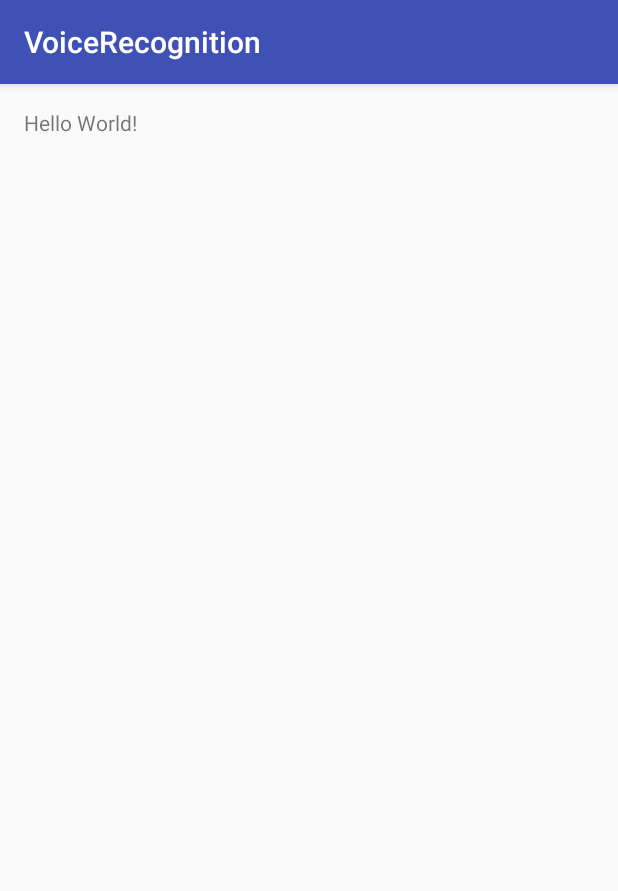
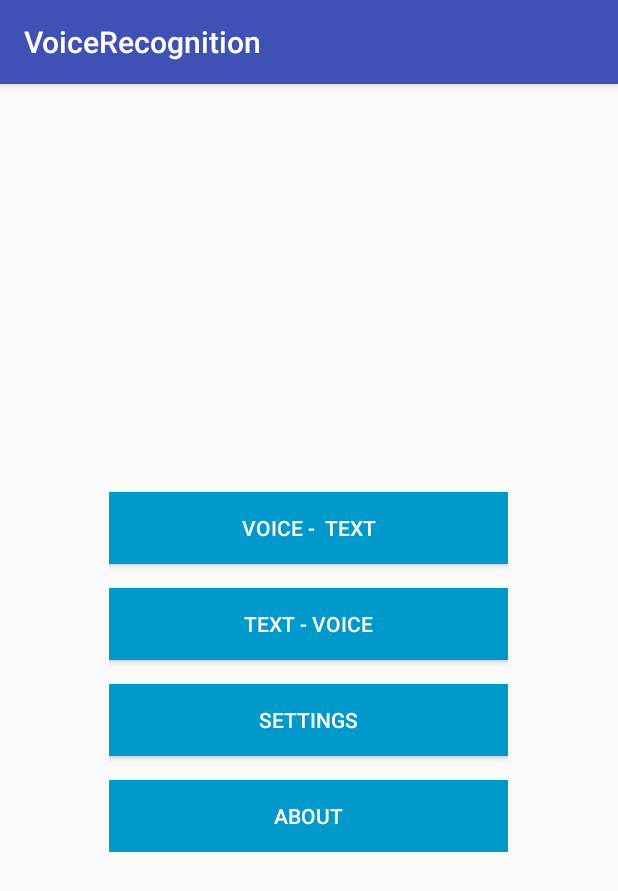
Before and after one commit to IonutBoicu/Voice-Recognition-Ubis, an Android app: the screen it shows after launch (MainMenuActivity), on a phone screen of 412 x 824 dp. Shown: the top 891 px of the screen. Run offline under Robolectric (Android 15) with nearby library versions, the light colour scheme and no system bars.

Commit message:
designed menu
added buttons on main menu

```diff
--- a/VoiceRecognition/app/src/main/res/layout/activity_main_menu.xml
+++ b/VoiceRecognition/app/src/main/res/layout/activity_main_menu.xml
@@ -9,8 +9,80 @@
     android:paddingTop="@dimen/activity_vertical_margin"
     tools:context="unicredit.voicerecognition.MainMenuActivity">
 
-    <TextView
-        android:layout_width="wrap_content"
-        android:layout_height="wrap_content"
-        android:text="Hello World!" />
+    <LinearLayout xmlns:android="http://schemas.android.com/apk/res/android"
+        android:layout_width="fill_parent" android:layout_height="fill_parent"
+        android:id="@+id/layoutContainer" android:orientation="horizontal">
+        <RelativeLayout
+            android:layout_width="0dip"
+            android:layout_height="fill_parent"
+            android:layout_weight="0.15">
+        </RelativeLayout>
+        <RelativeLayout
+            android:layout_width="0dip"
+            android:layout_height="fill_parent"
+            android:layout_weight="0.7">
+
+            <!-- This is the part that's 70% of the total width. I'm inserting a LinearLayout and buttons.-->
+            <LinearLayout
+                android:layout_width="fill_parent"
+                android:layout_height="wrap_content"
+                android:layout_centerInParent="true"
+                android:orientation="vertical">
+
+                <Button
+                    android:layout_width="fill_parent"
+                    android:layout_height="wrap_content"
+                    android:background="@android:color/holo_blue_dark"
+                    android:textColor="@android:color/white"
+                    android:shadowColor="@android:color/holo_blue_light"
+                    android:id="@+id/button1"
+                    android:text="Voice -  Text"
+                    android:layout_marginTop="@dimen/activity_vertical_margin"
+                    android:layout_marginBottom="@dimen/activity_vertical_margin"
+                    />
+
+                <Button
+                    android:layout_width="fill_parent"
+                    android:layout_height="wrap_content"
+                    android:text="Text - Voice"
+                    android:id="@+id/button2"
+                    android:background="@android:color/holo_blue_dark"
+                    android:textColor="@android:color/white"
+                    android:shadowColor="@android:color/holo_blue_light"
+                    android:layout_marginBottom="@dimen/activity_vertical_margin"
+                    />
+
+                <Button
+                    android:layout_width="fill_parent"
+                    android:layout_height="wrap_content"
+                    android:text="Settings"
+                    android:id="@+id/button3"
+                    android:background="@android:color/holo_blue_dark"
+                    android:textColor="@android:color/white"
+                    android:shadowColor="@android:color/holo_blue_light"
+                    android:layout_marginBottom="@dimen/activity_vertical_margin"
+                    />
+
+                <Button
+                    android:layout_width="fill_parent"
+                    android:layout_height="wrap_content"
+                    android:text="About"
+                    android:id="@+id/button4"
+                    android:background="@android:color/holo_blue_dark"
+                    android:textColor="@android:color/white"
+                    android:shadowColor="@android:color/holo_blue_light"
+                    />
+
+            </LinearLayout>
+            <!-- 70% Width End-->
+
+        </RelativeLayout>
+        <RelativeLayout
+            android:layout_width="0dip"
+            android:layout_height="fill_parent"
+            android:layout_weight="0.15">
+        </RelativeLayout>
+    </LinearLayout>
+
+
 </RelativeLayout>
```
